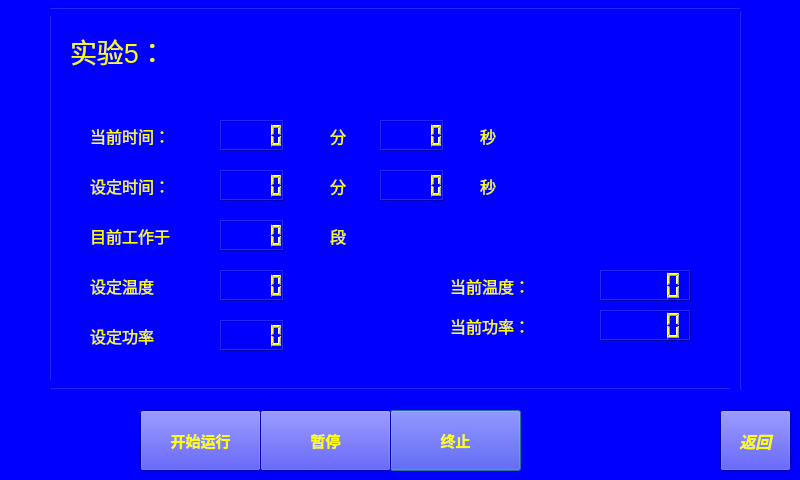
Above: running_5.ui from wanghao-xznu/untitled2 before the change. Below: the same form after it.
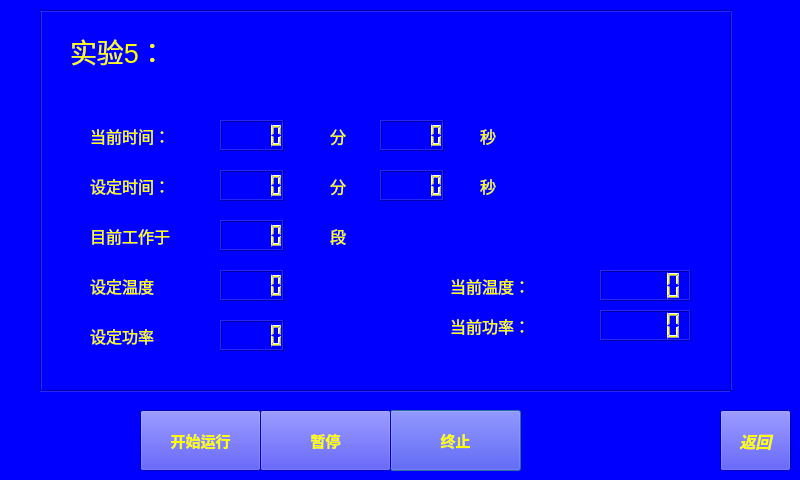
That is the form after the change.

The edit to the form file:
```diff
--- a/running_5.ui
+++ b/running_5.ui
@@ -17,19 +17,6 @@
    <string notr="true">color: rgb(255, 255, 0);
 background-color: rgb(0, 0, 255);</string>
   </property>
-  <widget class="Line" name="line_2">
-   <property name="geometry">
-    <rect>
-     <x>40</x>
-     <y>10</y>
-     <width>20</width>
-     <height>381</height>
-    </rect>
-   </property>
-   <property name="orientation">
-    <enum>Qt::Vertical</enum>
-   </property>
-  </widget>
   <widget class="QLabel" name="label_4">
    <property name="geometry">
     <rect>
@@ -281,19 +268,6 @@
     <string>当前时间：</string>
    </property>
   </widget>
-  <widget class="Line" name="line">
-   <property name="geometry">
-    <rect>
-     <x>50</x>
-     <y>380</y>
-     <width>691</width>
-     <height>16</height>
-    </rect>
-   </property>
-   <property name="orientation">
-    <enum>Qt::Horizontal</enum>
-   </property>
-  </widget>
   <widget class="QLabel" name="label_9">
    <property name="geometry">
     <rect>
@@ -464,19 +438,6 @@
     </rect>
    </property>
   </widget>
-  <widget class="Line" name="line_3">
-   <property name="geometry">
-    <rect>
-     <x>50</x>
-     <y>0</y>
-     <width>691</width>
-     <height>16</height>
-    </rect>
-   </property>
-   <property name="orientation">
-    <enum>Qt::Horizontal</enum>
-   </property>
-  </widget>
   <widget class="QLCDNumber" name="lcdNumber">
    <property name="geometry">
     <rect>
@@ -487,12 +448,25 @@
     </rect>
    </property>
   </widget>
+  <widget class="Line" name="line">
+   <property name="geometry">
+    <rect>
+     <x>40</x>
+     <y>390</y>
+     <width>691</width>
+     <height>2</height>
+    </rect>
+   </property>
+   <property name="orientation">
+    <enum>Qt::Horizontal</enum>
+   </property>
+  </widget>
   <widget class="Line" name="line_4">
    <property name="geometry">
     <rect>
      <x>730</x>
      <y>10</y>
-     <width>20</width>
+     <width>2</width>
      <height>381</height>
     </rect>
    </property>
@@ -500,6 +474,32 @@
     <enum>Qt::Vertical</enum>
    </property>
   </widget>
+  <widget class="Line" name="line_2">
+   <property name="geometry">
+    <rect>
+     <x>40</x>
+     <y>10</y>
+     <width>2</width>
+     <height>381</height>
+    </rect>
+   </property>
+   <property name="orientation">
+    <enum>Qt::Vertical</enum>
+   </property>
+  </widget>
+  <widget class="Line" name="line_3">
+   <property name="geometry">
+    <rect>
+     <x>40</x>
+     <y>10</y>
+     <width>691</width>
+     <height>2</height>
+    </rect>
+   </property>
+   <property name="orientation">
+    <enum>Qt::Horizontal</enum>
+   </property>
+  </widget>
  </widget>
  <resources/>
  <connections/>
```
